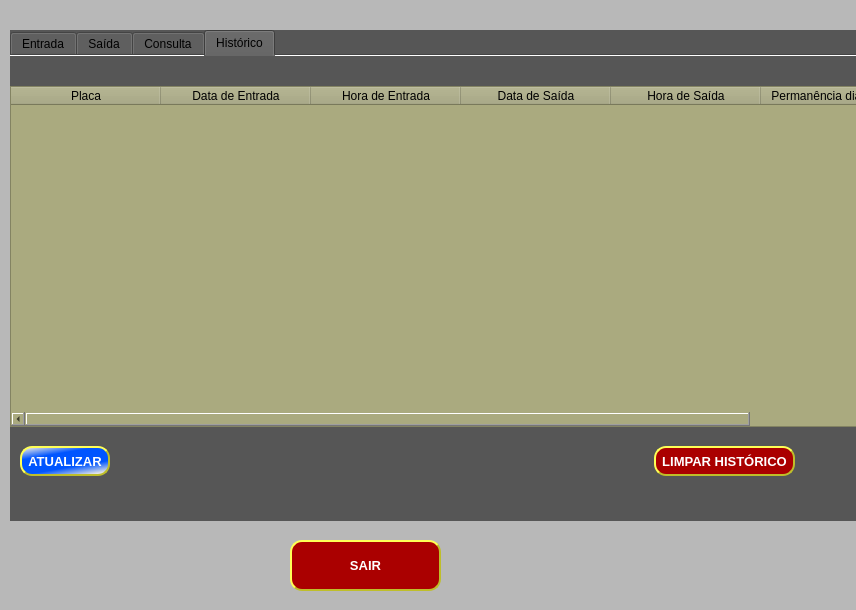
This is Gestor.ui in DevAugustomelo/Estacionei as Qt 5 draws it before an edit. The edited form follows.
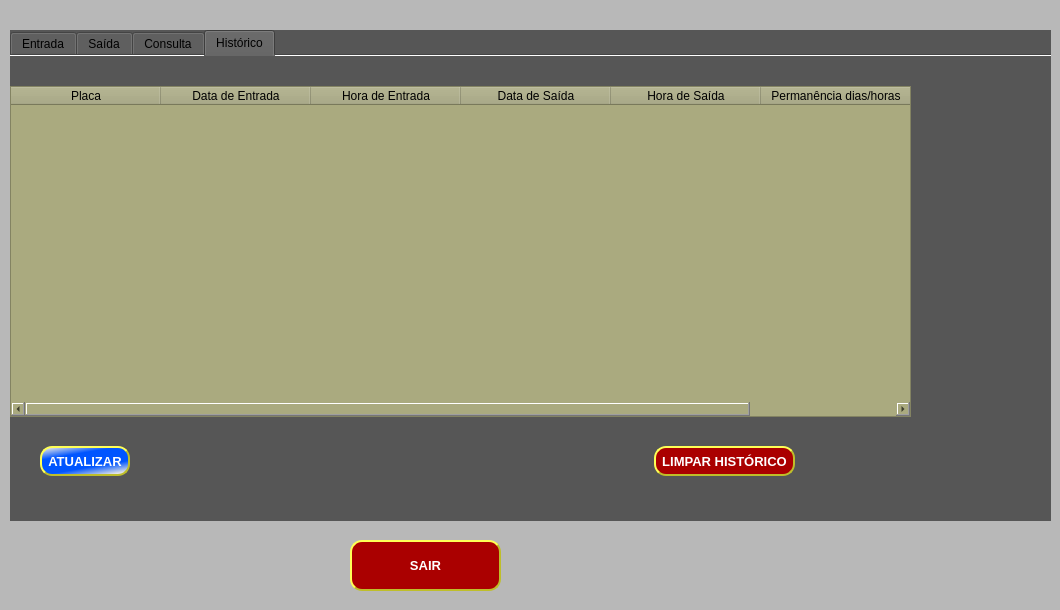
This is the edited form. The open tabs and pages were chosen to show the change.

Commit message: Correção das validações com o banco de dados.

Diff of the .ui file:
```diff
--- a/Gestor.ui
+++ b/Gestor.ui
@@ -6,7 +6,7 @@
    <rect>
     <x>0</x>
     <y>0</y>
-    <width>856</width>
+    <width>1060</width>
     <height>610</height>
    </rect>
   </property>
@@ -34,7 +34,7 @@
    <widget class="QPushButton" name="pushButton_2">
     <property name="geometry">
      <rect>
-      <x>290</x>
+      <x>350</x>
       <y>540</y>
       <width>151</width>
       <height>51</height>
@@ -78,7 +78,7 @@
      <rect>
       <x>10</x>
       <y>30</y>
-      <width>900</width>
+      <width>1041</width>
       <height>491</height>
      </rect>
     </property>
@@ -860,7 +860,7 @@
         <x>0</x>
         <y>30</y>
         <width>901</width>
-        <height>341</height>
+        <height>331</height>
        </rect>
       </property>
       <property name="styleSheet">
@@ -903,7 +903,7 @@
      <widget class="QPushButton" name="btn_atualizar2">
       <property name="geometry">
        <rect>
-        <x>10</x>
+        <x>30</x>
         <y>390</y>
         <width>90</width>
         <height>30</height>
```
Left out of the diff: 2 changed lines with no effect on the pictures. The commit also changes 2 other files.
